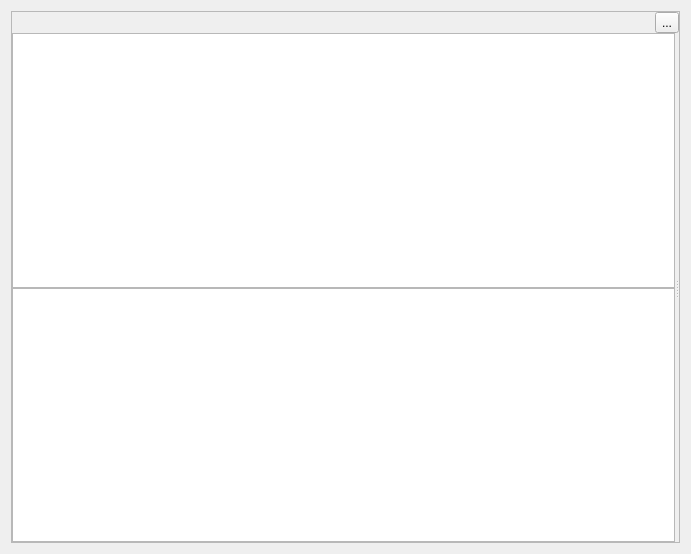
Qt form Code/Editor/AzAssetBrowser/AzAssetBrowserWindow.ui (o3de/o3de) before a commit.
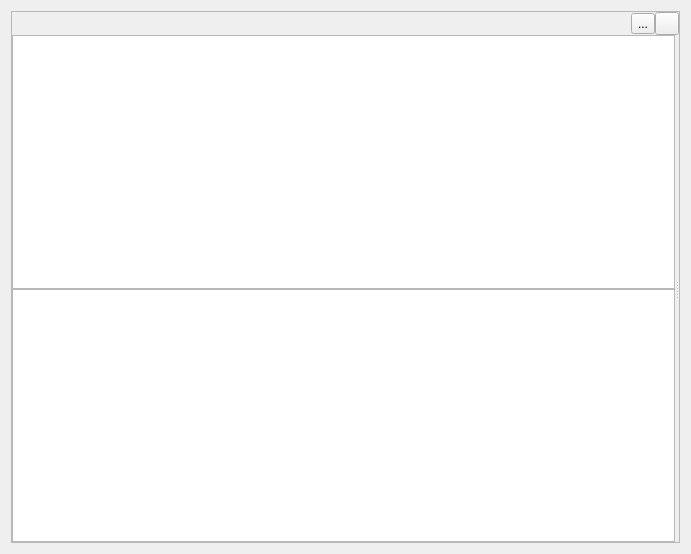
The same form after that commit. Custom widgets are drawn as their Qt base class.

What changed in the file:
```diff
--- a/Code/Editor/AzAssetBrowser/AzAssetBrowserWindow.ui
+++ b/Code/Editor/AzAssetBrowser/AzAssetBrowserWindow.ui
@@ -72,6 +72,22 @@
            </property>
           </widget>
          </item>
+                                    <item>
+                                        <widget class="QToolButton" name="m_collapseAllButton">
+                                            <property name="focusPolicy">
+                                                <enum>Qt::ClickFocus</enum>
+                                            </property>
+                                            <property name="toolTip">
+                                                <string extracomment="Collapse All"/>
+                                            </property>
+                                            <property name="toolTipDuration">
+                                                <number>3</number>
+                                            </property>
+                                            <property name="text">
+                                                <string/>
+                                            </property>
+                                        </widget>
+                                    </item>
         </layout>
        </item>
        <item>
@@ -143,15 +159,6 @@
              <property name="sortingEnabled">
               <bool>true</bool>
              </property>
-             <attribute name="horizontalHeaderShowSortIndicator" stdset="0">
-              <bool>false</bool>
-             </attribute>
-             <attribute name="horizontalHeaderStretchLastSection">
-              <bool>true</bool>
-             </attribute>
-             <attribute name="verticalHeaderVisible">
-              <bool>false</bool>
-             </attribute>
             </widget>
            </item>
            <item>
```
Lines whose indentation alone changed are shown as unchanged.
